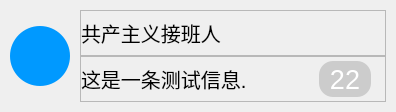
This is ui/msg_info.ui in love-yuri/qt_qq as Qt 5 draws it before an edit. The edited form follows.
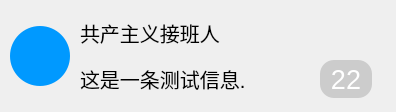
This is the edited form.

Commit message: 清除QFrame变宽

Patch:
```diff
--- a/ui/msg_info.ui
+++ b/ui/msg_info.ui
@@ -63,6 +63,11 @@
    </item>
    <item>
     <widget class="QWidget" name="widget" native="true">
+     <property name="styleSheet">
+      <string notr="true">QLabel {
+  border: none;
+}</string>
+     </property>
      <layout class="QVBoxLayout" name="verticalLayout">
       <property name="spacing">
        <number>0</number>
@@ -87,6 +92,9 @@
           <verstretch>1</verstretch>
          </sizepolicy>
         </property>
+        <property name="styleSheet">
+         <string notr="true">QFrame {border:none;}</string>
+        </property>
         <property name="frameShape">
          <enum>QFrame::StyledPanel</enum>
         </property>
@@ -172,6 +180,9 @@
           <verstretch>1</verstretch>
          </sizepolicy>
         </property>
+        <property name="styleSheet">
+         <string notr="true">QFrame {border:none;}</string>
+        </property>
         <property name="frameShape">
          <enum>QFrame::StyledPanel</enum>
         </property>
@@ -207,7 +218,8 @@
   border: none;
   font-size: 20px;
   font-family: 'Microsoft Yahei';
-}</string>
+}
+QFrame {border:none;}</string>
            </property>
            <property name="text">
             <string>这是一条测试信息.</string>
```
The commit also changes 4 other files.
